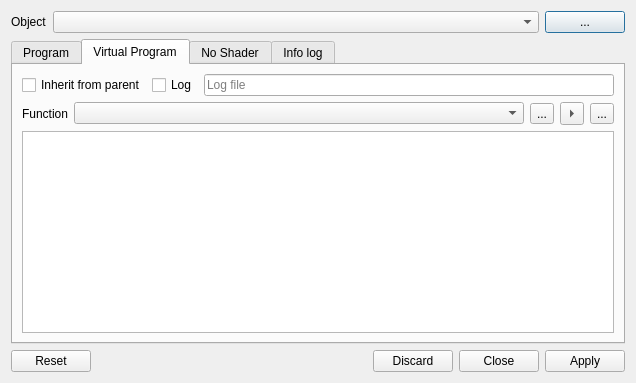
First picture: the form in plugins/osgearth/ShaderEditorDialog.ui, repository aroth-fastprotect/sgi, before the edit.
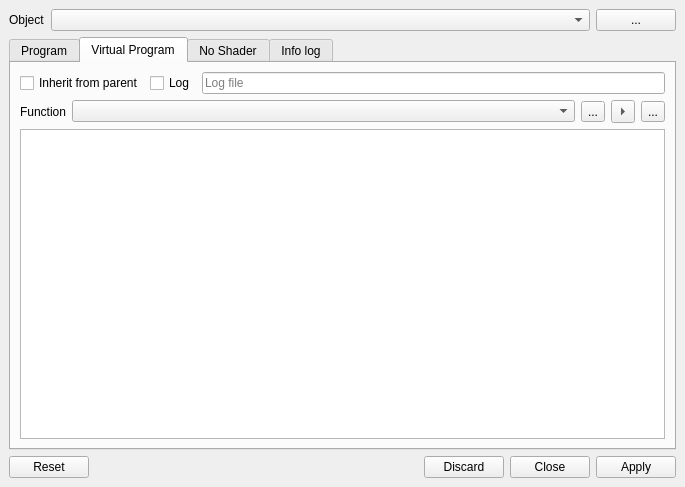
Second picture: the form after the edit. Icons and pictures are not drawn.

Commit message: convert shader editor dialog into a main window for dock support

```diff
--- a/plugins/osgearth/ShaderEditorDialog.ui
+++ b/plugins/osgearth/ShaderEditorDialog.ui
@@ -1,13 +1,13 @@
 <?xml version="1.0" encoding="UTF-8"?>
 <ui version="4.0">
  <class>ShaderEditorDialog</class>
- <widget class="QDialog" name="ShaderEditorDialog">
+ <widget class="QMainWindow" name="ShaderEditorDialog">
   <property name="geometry">
    <rect>
     <x>0</x>
     <y>0</y>
-    <width>636</width>
-    <height>383</height>
+    <width>685</width>
+    <height>487</height>
    </rect>
   </property>
   <property name="sizePolicy">
@@ -19,6 +19,10 @@
   <property name="windowTitle">
    <string>Edit Shader</string>
   </property>
+  <property name="dockNestingEnabled">
+   <bool>true</bool>
+  </property>
+  <widget class="QWidget" name="centralwidget">
   <layout class="QVBoxLayout" name="verticalLayout">
    <item>
     <layout class="QHBoxLayout" name="horizontalLayout">
@@ -251,6 +255,7 @@
     </widget>
    </item>
   </layout>
+  </widget>
  </widget>
  <resources/>
  <connections>
```
Lines whose indentation alone changed are shown as unchanged. The commit also changes 4 other files.
